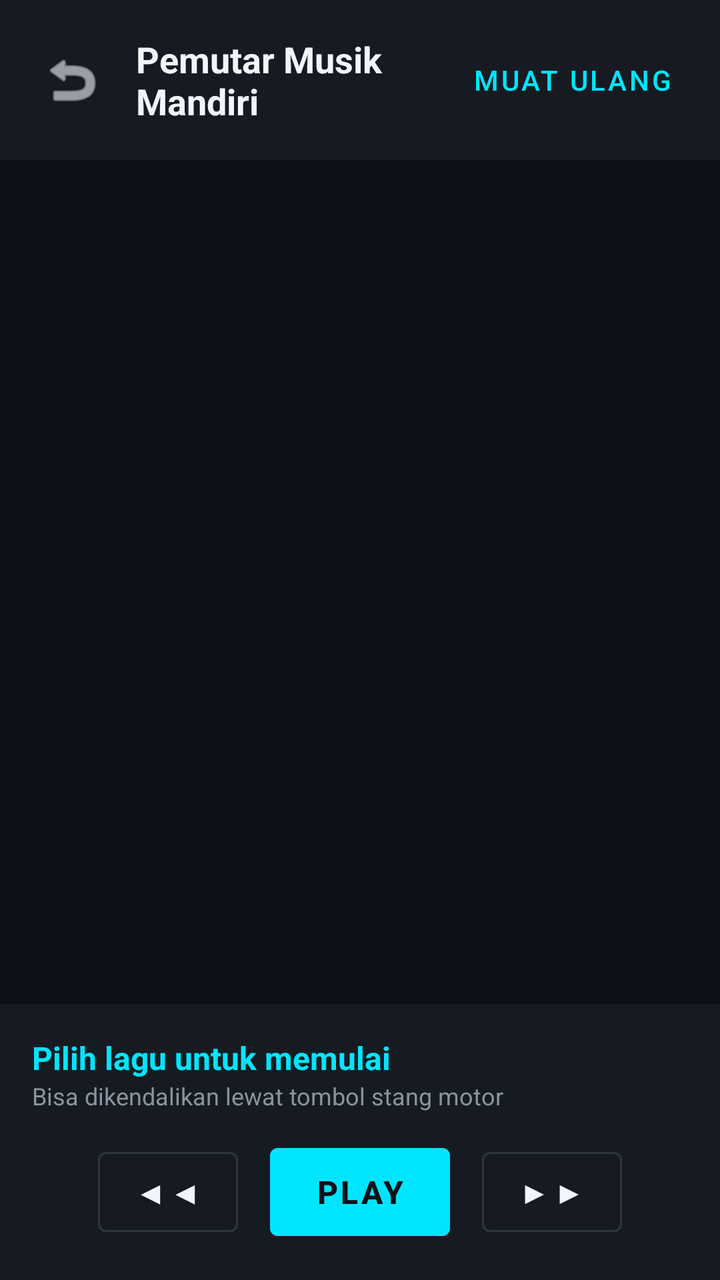
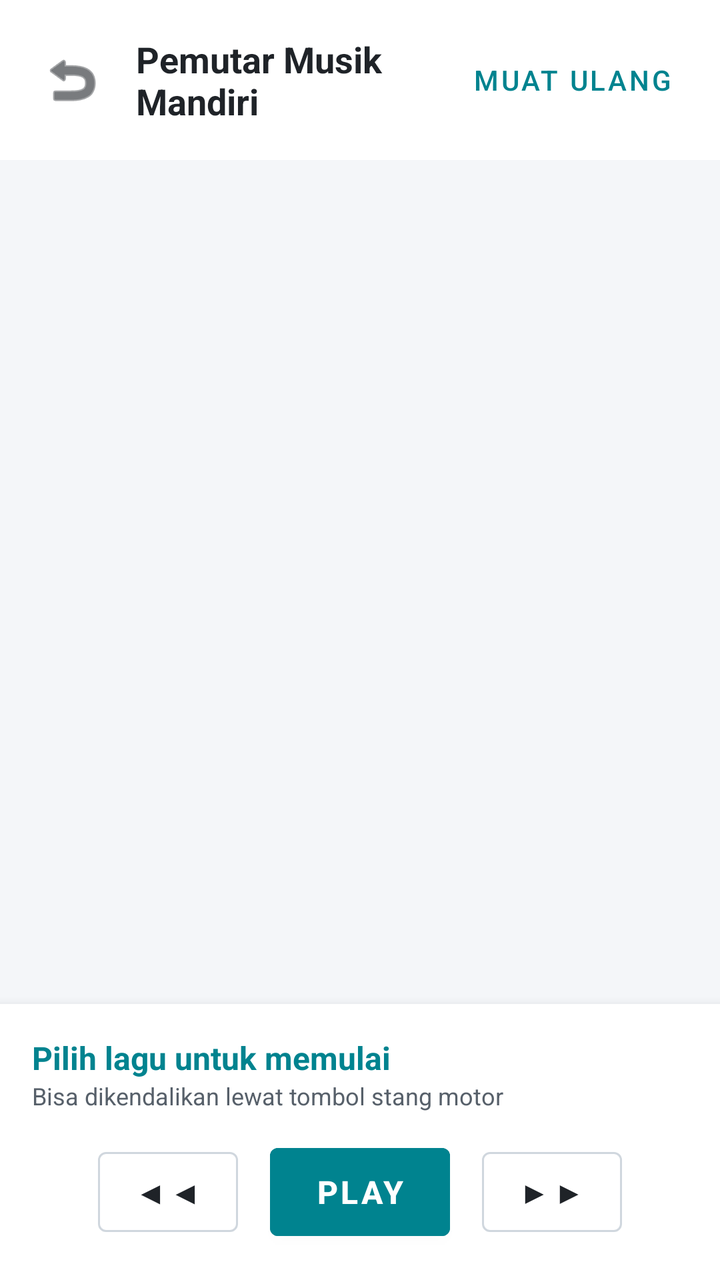

The first picture is an Android layout as it rendered before a commit; the second is the same layout after the commit. The layout source and the unified diff follow.
<!-- AndroidManifest.xml: application theme Theme.MotoCompanion -->
<!-- res/layout/activity_music.xml -->
<?xml version="1.0" encoding="utf-8"?>
<LinearLayout xmlns:android="http://schemas.android.com/apk/res/android"
    xmlns:app="http://schemas.android.com/apk/res-auto"
    android:layout_width="match_parent"
    android:layout_height="match_parent"
    android:background="@color/bg_dark"
    android:orientation="vertical">

    
    <LinearLayout
        android:layout_width="match_parent"
        android:layout_height="wrap_content"
        android:background="@color/bg_card"
        android:gravity="center_vertical"
        android:orientation="horizontal"
        android:padding="16dp">

        <ImageButton
            android:id="@+id/btnBackMusic"
            android:layout_width="40dp"
            android:layout_height="40dp"
            android:background="?android:attr/selectableItemBackgroundBorderless"
            android:contentDescription="Kembali"
            android:src="@android:drawable/ic_menu_revert"
            app:tint="@color/text_primary" />

        <TextView
            android:layout_width="0dp"
            android:layout_height="wrap_content"
            android:layout_marginStart="12dp"
            android:layout_weight="1"
            android:text="Pemutar Musik Mandiri"
            android:textColor="@color/text_primary"
            android:textSize="18sp"
            android:textStyle="bold" />

        <Button
            android:id="@+id/btnRefreshSongs"
            style="@style/Widget.MaterialComponents.Button.TextButton"
            android:layout_width="wrap_content"
            android:layout_height="wrap_content"
            android:text="Muat Ulang"
            android:textColor="@color/accent_cyan" />
    </LinearLayout>

    
    <androidx.recyclerview.widget.RecyclerView
        android:id="@+id/rvSongs"
        android:layout_width="match_parent"
        android:layout_height="0dp"
        android:layout_weight="1"
        android:clipToPadding="false"
        android:padding="8dp" />

    
    <LinearLayout
        android:layout_width="match_parent"
        android:layout_height="wrap_content"
        android:background="@color/bg_card"
        android:elevation="8dp"
        android:orientation="vertical"
        android:padding="16dp">

        <TextView
            android:id="@+id/tvCurrentPlayingTitle"
            android:layout_width="wrap_content"
            android:layout_height="wrap_content"
            android:ellipsize="marquee"
            android:singleLine="true"
            android:text="Pilih lagu untuk memulai"
            android:textColor="@color/accent_cyan"
            android:textSize="16sp"
            android:textStyle="bold" />

        <TextView
            android:id="@+id/tvCurrentPlayingArtist"
            android:layout_width="wrap_content"
            android:layout_height="wrap_content"
            android:text="Bisa dikendalikan lewat tombol stang motor"
            android:textColor="@color/text_secondary"
            android:textSize="12sp" />

        
        <LinearLayout
            android:layout_width="match_parent"
            android:layout_height="wrap_content"
            android:layout_marginTop="12dp"
            android:gravity="center"
            android:orientation="horizontal">

            <Button
                android:id="@+id/btnPrevSong"
                style="@style/Widget.MaterialComponents.Button.OutlinedButton"
                android:layout_width="70dp"
                android:layout_height="52dp"
                android:layout_marginEnd="16dp"
                android:text="◀◀"
                android:textColor="@color/text_primary"
                android:textSize="16sp"
                app:strokeColor="@color/border_color" />

            <Button
                android:id="@+id/btnPlayPauseSong"
                android:layout_width="90dp"
                android:layout_height="56dp"
                android:backgroundTint="@color/accent_cyan"
                android:text="PLAY"
                android:textColor="@color/bg_dark"
                android:textSize="16sp"
                android:textStyle="bold" />

            <Button
                android:id="@+id/btnNextSong"
                style="@style/Widget.MaterialComponents.Button.OutlinedButton"
                android:layout_width="70dp"
                android:layout_height="52dp"
                android:layout_marginStart="16dp"
                android:text="▶▶"
                android:textColor="@color/text_primary"
                android:textSize="16sp"
                app:strokeColor="@color/border_color" />
        </LinearLayout>
    </LinearLayout>

</LinearLayout>
<!-- resources referenced by this layout -->
<resources>
  <color name="accent_cyan">#00E5FF</color>
  <color name="bg_card">#161B22</color>
  <color name="bg_dark">#0D1117</color>
  <color name="border_color">#30363D</color>
  <color name="text_primary">#F0F6FC</color>
  <color name="text_secondary">#8B949E</color>
  <style name="Theme.MotoCompanion" parent="Theme.MaterialComponents.DayNight.NoActionBar">
          <item name="colorPrimary">@color/accent_cyan</item>
          <item name="colorPrimaryVariant">@color/accent_cyan</item>
          <item name="colorOnPrimary">@color/bg_dark</item>
          <item name="colorSecondary">@color/accent_green</item>
          <item name="colorSecondaryVariant">@color/accent_amber</item>
          <item name="colorOnSecondary">@color/bg_dark</item>
          <item name="android:statusBarColor">@color/bg_dark</item>
          <item name="android:navigationBarColor">@color/bg_dark</item>
          <item name="android:windowBackground">@color/bg_dark</item>
      </style>
  <color name="accent_green">#00E676</color>
  <color name="accent_amber">#FFB300</color>
</resources>

<!-- the commit's change to res/layout/activity_music.xml (unified diff, before → after) -->
@@ -29,7 +29,7 @@
             android:layout_height="wrap_content"
             android:layout_marginStart="12dp"
             android:layout_weight="1"
-            android:text="Pemutar Musik Mandiri"
+            android:text="@string/music_title"
             android:textColor="@color/text_primary"
             android:textSize="18sp"
             android:textStyle="bold" />
@@ -39,7 +39,7 @@
             style="@style/Widget.MaterialComponents.Button.TextButton"
             android:layout_width="wrap_content"
             android:layout_height="wrap_content"
-            android:text="Muat Ulang"
+            android:text="@string/music_reload"
             android:textColor="@color/accent_cyan" />
     </LinearLayout>
 
@@ -67,7 +67,7 @@
             android:layout_height="wrap_content"
             android:ellipsize="marquee"
             android:singleLine="true"
-            android:text="Pilih lagu untuk memulai"
+            android:text="@string/music_select_track"
             android:textColor="@color/accent_cyan"
             android:textSize="16sp"
             android:textStyle="bold" />
@@ -76,7 +76,7 @@
             android:id="@+id/tvCurrentPlayingArtist"
             android:layout_width="wrap_content"
             android:layout_height="wrap_content"
-            android:text="Bisa dikendalikan lewat tombol stang motor"
+            android:text="@string/music_handlebar_hint"
             android:textColor="@color/text_secondary"
             android:textSize="12sp" />
 
@@ -105,7 +105,7 @@
                 android:layout_height="56dp"
                 android:backgroundTint="@color/accent_cyan"
                 android:text="PLAY"
-                android:textColor="@color/bg_dark"
+                android:textColor="@color/btn_text_on_cyan"
                 android:textSize="16sp"
                 android:textStyle="bold" />
 
<!-- resource entries referenced after the edit -->
@@ -1,23 +1,30 @@
 <!-- resources referenced by this layout -->
 <resources>
-  <color name="accent_cyan">#00E5FF</color>
-  <color name="bg_card">#161B22</color>
-  <color name="bg_dark">#0D1117</color>
-  <color name="border_color">#30363D</color>
-  <color name="text_primary">#F0F6FC</color>
-  <color name="text_secondary">#8B949E</color>
+  <color name="accent_cyan">#00838F</color>
+  <color name="bg_card">#FFFFFF</color>
+  <color name="bg_dark">#F4F6F9</color>
+  <color name="border_color">#D0D7DE</color>
+  <color name="btn_text_on_cyan">#FFFFFF</color>
+  <color name="text_primary">#1F2328</color>
+  <color name="text_secondary">#57606A</color>
+  <string name="music_handlebar_hint">Bisa dikendalikan lewat tombol stang motor</string>
+  <string name="music_reload">Muat Ulang</string>
+  <string name="music_select_track">Pilih lagu untuk memulai</string>
+  <string name="music_title">Pemutar Musik Mandiri</string>
   <style name="Theme.MotoCompanion" parent="Theme.MaterialComponents.DayNight.NoActionBar">
           <item name="colorPrimary">@color/accent_cyan</item>
           <item name="colorPrimaryVariant">@color/accent_cyan</item>
-          <item name="colorOnPrimary">@color/bg_dark</item>
+          <item name="colorOnPrimary">@color/btn_text_on_cyan</item>
           <item name="colorSecondary">@color/accent_green</item>
           <item name="colorSecondaryVariant">@color/accent_amber</item>
           <item name="colorOnSecondary">@color/bg_dark</item>
           <item name="android:statusBarColor">@color/bg_dark</item>
           <item name="android:navigationBarColor">@color/bg_dark</item>
           <item name="android:windowBackground">@color/bg_dark</item>
+          <item name="android:windowLightStatusBar">?attr/isLightTheme</item>
+          <item name="android:windowLightNavigationBar" tools:targetApi="o_mr1">?attr/isLightTheme</item>
       </style>
-  <color name="accent_green">#00E676</color>
-  <color name="accent_amber">#FFB300</color>
+  <color name="accent_green">#1A7F37</color>
+  <color name="accent_amber">#B76E00</color>
 </resources>
 
